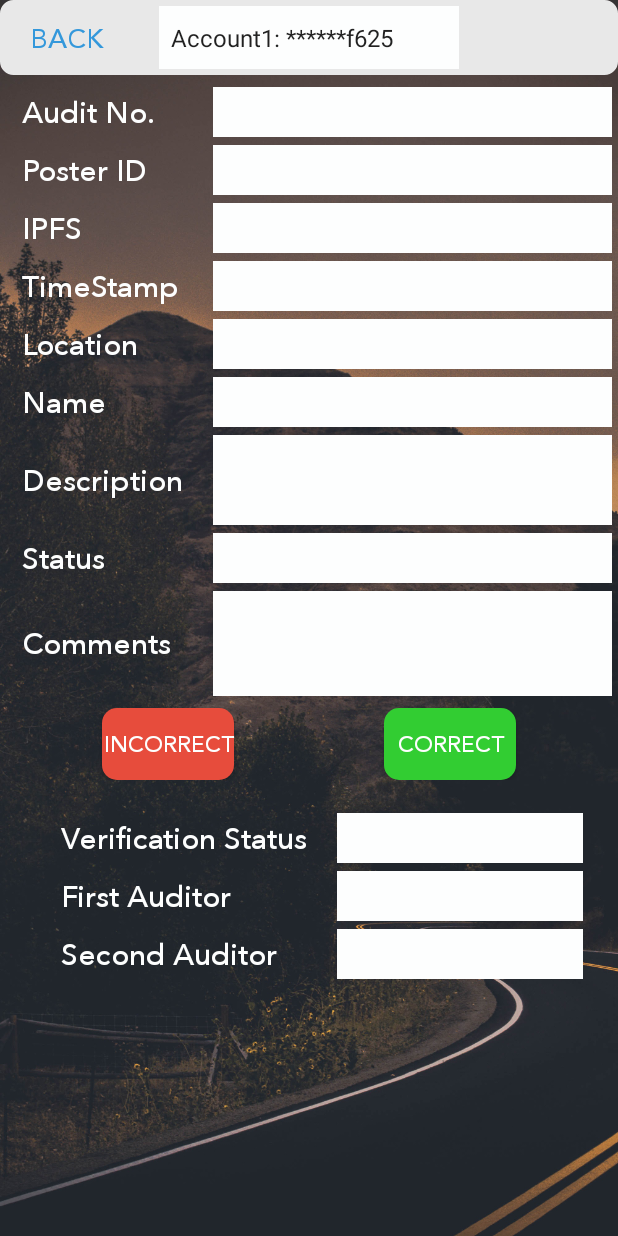
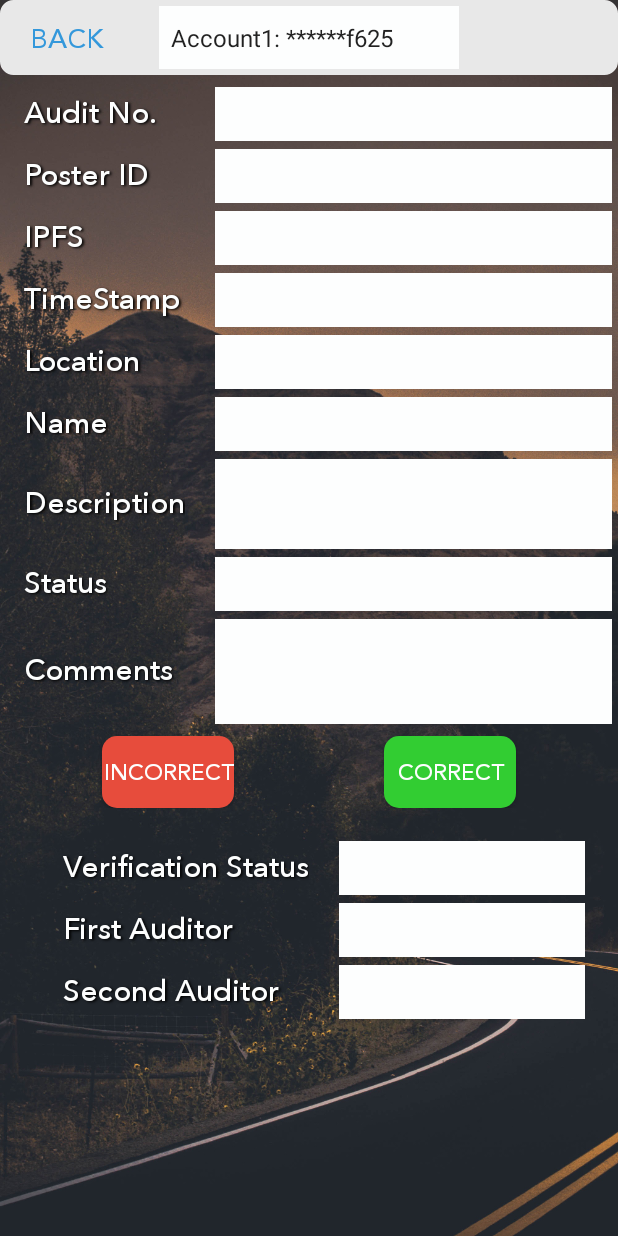
Before and after one commit to SIMBAChain/SIMBA_Android, an Android app: the AuditGalleryActivity screen opened directly, with no data from a screen before it, on a phone screen of 412 x 824 dp. Run offline under Robolectric (Android 15) with nearby library versions, the phone set to English and light mode, and no system bars.

Commit message:
General changes for readability and user experience.

```diff
--- a/app/src/main/res/layout/activity_audit_gallery.xml
+++ b/app/src/main/res/layout/activity_audit_gallery.xml
@@ -72,6 +72,7 @@
                 android:layout_width="wrap_content"
                 android:layout_height="wrap_content"
                 android:text="@string/audit_no2"
+                style="@style/TextShadow"
                 android:textColor="@color/colorWhite"
                 android:fontFamily="@font/fontavenirnext"
                 android:textSize="20sp" />
@@ -110,6 +111,7 @@
                 android:layout_width="wrap_content"
                 android:layout_height="wrap_content"
                 android:text="@string/poster_no2"
+                style="@style/TextShadow"
                 android:textColor="@color/colorWhite"
                 android:textSize="20sp"
                 android:fontFamily="@font/fontavenirnext"/>
@@ -148,6 +150,7 @@
                 android:layout_width="wrap_content"
                 android:layout_height="wrap_content"
                 android:text="@string/ipfs"
+                style="@style/TextShadow"
                 android:textColor="@color/colorWhite"
                 android:textSize="20sp"
                 android:fontFamily="@font/fontavenirnext"/>
@@ -186,6 +189,7 @@
                 android:layout_width="wrap_content"
                 android:layout_height="wrap_content"
                 android:text="@string/timestamp"
+                style="@style/TextShadow"
                 android:textColor="@color/colorWhite"
                 android:textSize="20sp"
                 android:fontFamily="@font/fontavenirnext"/>
@@ -224,6 +228,7 @@
                 android:layout_width="wrap_content"
                 android:layout_height="wrap_content"
                 android:text="@string/location"
+                style="@style/TextShadow"
                 android:textColor="@color/colorWhite"
                 android:textSize="20sp"
                 android:fontFamily="@font/fontavenirnext"/>
@@ -262,6 +267,7 @@
                 android:layout_width="wrap_content"
                 android:layout_height="wrap_content"
                 android:text="@string/name"
+                style="@style/TextShadow"
                 android:textColor="@color/colorWhite"
                 android:textSize="20sp"
                 android:fontFamily="@font/fontavenirnext"/>
@@ -299,6 +305,7 @@
                 android:layout_width="wrap_content"
                 android:layout_height="wrap_content"
                 android:text="@string/description"
+                style="@style/TextShadow"
                 android:textColor="@color/colorWhite"
                 android:textSize="20sp"
                 android:fontFamily="@font/fontavenirnext"/>
@@ -337,6 +344,7 @@
                 android:layout_width="wrap_content"
                 android:layout_height="wrap_content"
                 android:text="@string/status"
+                style="@style/TextShadow"
                 android:textColor="@color/colorWhite"
                 android:textSize="20sp"
                 android:fontFamily="@font/fontavenirnext"/>
@@ -375,6 +383,7 @@
                 android:layout_width="wrap_content"
                 android:layout_height="wrap_content"
                 android:text="@string/comments"
+                style="@style/TextShadow"
                 android:textColor="@color/colorWhite"
                 android:textSize="20sp"
                 android:fontFamily="@font/fontavenirnext"/>
@@ -467,6 +476,7 @@
                 android:layout_width="wrap_content"
                 android:layout_height="wrap_content"
                 android:text="@string/verification"
+                style="@style/TextShadow"
                 android:textColor="@color/colorWhite"
                 android:textSize="20sp"
                 android:fontFamily="@font/fontavenirnext"/>
@@ -505,6 +515,7 @@
                 android:layout_width="wrap_content"
                 android:layout_height="wrap_content"
                 android:text="@string/firstauditor"
+                style="@style/TextShadow"
                 android:textColor="@color/colorWhite"
                 android:textSize="20sp"
                 android:fontFamily="@font/fontavenirnext"/>
@@ -543,6 +554,7 @@
                 android:layout_width="wrap_content"
                 android:layout_height="wrap_content"
                 android:text="@string/secondauditor"
+                style="@style/TextShadow"
                 android:textColor="@color/colorWhite"
                 android:textSize="20sp"
                 android:fontFamily="@font/fontavenirnext"/>
--- a/app/src/main/res/layout/activity_post.xml
+++ b/app/src/main/res/layout/activity_post.xml
@@ -106,6 +106,7 @@
                 android:layout_width="wrap_content"
                 android:layout_height="wrap_content"
                 android:text="@string/location"
+                style="@style/TextShadow"
                 android:fontFamily="@font/fontavenirnext"
                 android:textColor="@color/colorWhite"
                 android:textSize="20sp" />
@@ -144,6 +145,7 @@
                 android:layout_width="wrap_content"
                 android:layout_height="wrap_content"
                 android:text="@string/name"
+                style="@style/TextShadow"
                 android:textColor="@color/colorWhite"
                 android:textSize="20sp"
                 android:fontFamily="@font/fontavenirnext"/>
@@ -181,6 +183,7 @@
                 android:layout_width="wrap_content"
                 android:layout_height="wrap_content"
                 android:text="@string/description"
+                style="@style/TextShadow"
                 android:textColor="@color/colorWhite"
                 android:textSize="20sp"
                 android:fontFamily="@font/fontavenirnext"/>
@@ -219,6 +222,7 @@
                 android:layout_width="wrap_content"
                 android:layout_height="wrap_content"
                 android:text="@string/status"
+                style="@style/TextShadow"
                 android:textColor="@color/colorWhite"
                 android:textSize="20sp"
                 android:fontFamily="@font/fontavenirnext"/>
@@ -257,6 +261,7 @@
                 android:layout_width="wrap_content"
                 android:layout_height="wrap_content"
                 android:text="@string/comments"
+                style="@style/TextShadow"
                 android:textColor="@color/colorWhite"
                 android:textSize="20sp"
                 android:fontFamily="@font/fontavenirnext"/>
--- a/app/src/main/res/layout/row_layout.xml
+++ b/app/src/main/res/layout/row_layout.xml
@@ -13,7 +13,8 @@
         android:layout_width="match_parent"
         android:layout_height="wrap_content"
         android:padding="16dp"
-        android:id="@+id/parent_layout">
+        android:id="@+id/parent_layout"
+        android:background="@android:color/transparent">
 
         <ImageView
             android:id="@+id/imageView"
@@ -30,6 +31,7 @@
             android:layout_alignParentTop="true"
             android:layout_toRightOf="@+id/imageView"
             android:text="Title"
+            style="@style/TextShadow"
             android:fontFamily="@font/fontavenirnext"
             android:textColor="#000000"
             android:textSize="20sp" />
@@ -41,6 +43,7 @@
             android:layout_below="@+id/hashId"
             android:layout_toRightOf="@+id/imageView"
             android:text="Description"
+            style="@style/TextShadow"
             android:fontFamily="@font/fontavenirnext"
             android:textColor="#000000"
             android:textSize="20sp"/>
--- a/app/src/main/res/values/styles.xml
+++ b/app/src/main/res/values/styles.xml
@@ -8,4 +8,15 @@
         <item name="colorAccent">@color/colorAccent</item>
     </style>
 
+    <style name="TextShadow">
+        <item name="android:paddingLeft">4px</item>
+        <item name="android:paddingBottom">4px</item>
+        <item name="android:textColor">#000</item>
+        <item name="android:textSize">12sp</item>
+        <item name="android:shadowColor">#000000</item>
+        <item name="android:shadowDx">1.5</item>
+        <item name="android:shadowDy">1.3</item>
+        <item name="android:shadowRadius">1.6</item>
+    </style>
+
 </resources>
```
Also changed, not shown: app/src/main/java/me/simbachain/healthspace/simba_android/PostActivity.java (+8 -0 lines), app/src/main/res/layout/activity_audit.xml (+13 -8 lines).
